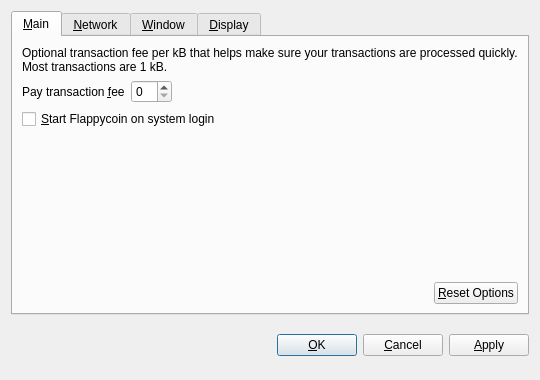
Before: the Qt Designer form src/qt/forms/optionsdialog.ui in flaircoin/main, drawn with Qt 5.
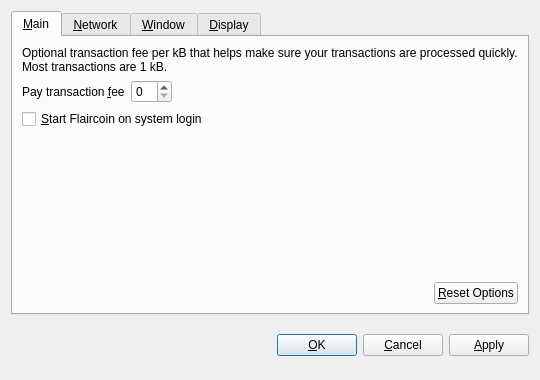
After: the same form once the commit is applied. Custom widgets are drawn as their Qt base class.

The edit to the form file:
```diff
--- a/src/qt/forms/optionsdialog.ui
+++ b/src/qt/forms/optionsdialog.ui
@@ -82,7 +82,7 @@
           <string>Automatically start Flappycoin after logging in to the system.</string>
          </property>
          <property name="text">
-          <string>&amp;Start Flappycoin on system login</string>
+          <string>&amp;Start Flaircoin on system login</string>
          </property>
         </widget>
        </item>
```
Left out of the diff: 10 changed lines with no effect on the pictures.
